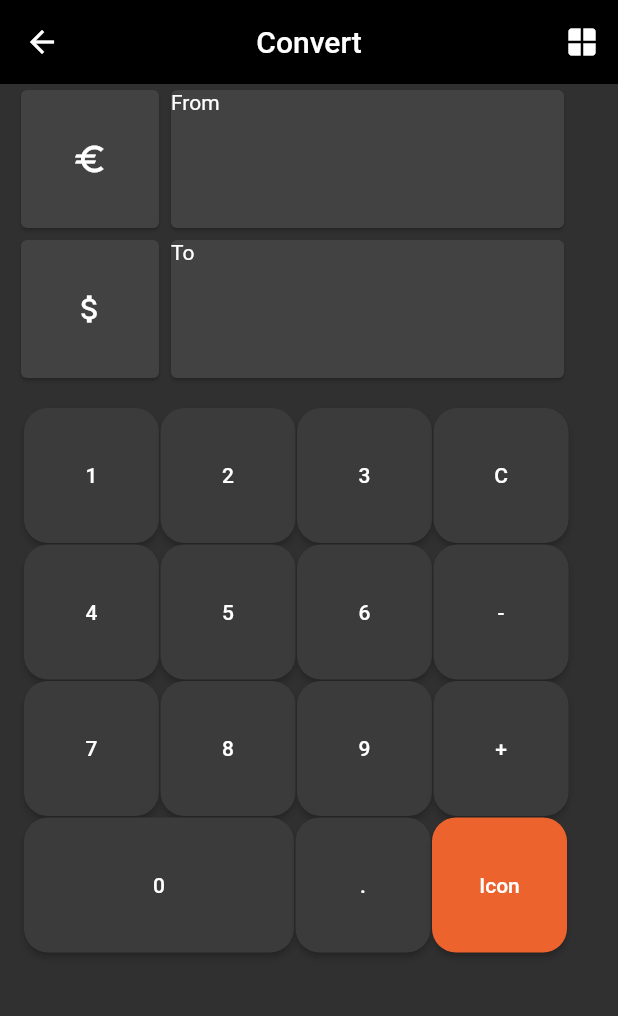
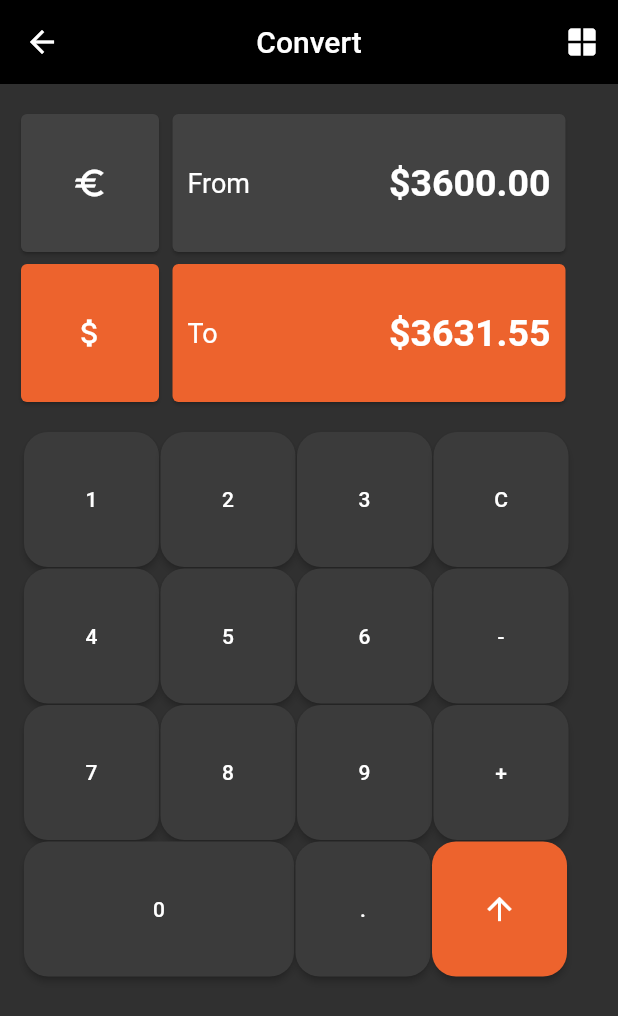
Before and after one commit to VictorBratfisch/flutter_pulsati, a Flutter app: the screen it shows after launch, on a phone screen of 412 x 824 dp. Shown: the top 1016 px of the screen. Run offline on Flutter 3.47's test engine with Material 2 defaults, Android fonts, the phone set to English and light mode, and no system bars.

```diff
--- a/exercicio1/lib/pages/home.dart
+++ b/exercicio1/lib/pages/home.dart
@@ -25,47 +25,92 @@ class HomePage extends StatelessWidget {
       body: Column(
         crossAxisAlignment: CrossAxisAlignment.stretch,
         children: [
-          Container(
-            margin: const EdgeInsets.only(left: 10),
-            child: Row(
-              children: const [
-                SizedBox(
+          Row(
+            children: [
+              const Padding(
+                padding: EdgeInsets.fromLTRB(10, 16, 0, 0),
+                child: SizedBox(
                   width: 100,
                   height: 100,
                   child: Card(
                     child: Icon(Icons.euro),
                   ),
                 ),
-                SizedBox(
+              ),
+              Padding(
+                padding: const EdgeInsets.fromLTRB(1, 16, 0, 0),
+                child: SizedBox(
                   width: 270,
                   height: 100,
                   child: Card(
-                    child: Text('From'),
+                    child: Padding(
+                        padding: const EdgeInsets.fromLTRB(10, 0, 10, 0),
+                        child: Row(
+                          mainAxisAlignment: MainAxisAlignment.spaceBetween,
+                          crossAxisAlignment: CrossAxisAlignment.center,
+                          children: const [
+                            Text(
+                              'From',
+                              style: TextStyle(
+                                fontSize: 18,
+                              ),
+                            ),
+                            Text(
+                              '\$3600.00',
+                              style: TextStyle(
+                                  fontSize: 25, fontWeight: FontWeight.bold),
+                            ),
+                          ],
+                        )),
                   ),
                 ),
-              ],
-            ),
+              ),
+            ],
           ),
-          Container(
-            margin: const EdgeInsets.only(left: 10),
-            child: Row(
-              children: const [
-                SizedBox(
+          Row(
+            children: [
+              const Padding(
+                padding: EdgeInsets.fromLTRB(10, 0, 0, 0),
+                child: SizedBox(
                   width: 100,
                   height: 100,
                   child: Card(
+                    color: Color.fromARGB(255, 237, 99, 45),
                     child: Icon(Icons.attach_money),
                   ),
                 ),
-                SizedBox(
+              ),
+              Padding(
+                padding: const EdgeInsets.fromLTRB(1, 0, 0, 0),
+                child: SizedBox(
                   width: 270,
                   height: 100,
                   child: Card(
-                    child: Text('To'),
+                    color: const Color.fromARGB(255, 237, 99, 45),
+                    child: Padding(
+                      padding: const EdgeInsets.fromLTRB(10, 0, 10, 0),
+                      child: Row(
+                        mainAxisAlignment: MainAxisAlignment.spaceBetween,
+                        crossAxisAlignment: CrossAxisAlignment.center,
+                        children: const [
+                          Text(
+                            'To',
+                            style: TextStyle(
+                              fontSize: 18,
+                            ),
+                          ),
+                          Text(
+                            '\$3631.55',
+                            style: TextStyle(
+                                fontSize: 25, fontWeight: FontWeight.bold),
+                          ),
+                        ],
+                      ),
+                    ),
                   ),
                 ),
-              ],
-            ),
+              ),
+            ],
           ),
           Row(
             children: [
@@ -294,13 +339,13 @@ class HomePage extends StatelessWidget {
                 child: ElevatedButton(
                   onPressed: () {},
                   style: ElevatedButton.styleFrom(
-                    backgroundColor: Color.fromARGB(255, 237, 99, 45),
+                    backgroundColor: const Color.fromARGB(255, 237, 99, 45),
                     shape: RoundedRectangleBorder(
                       borderRadius: BorderRadius.circular(16.0),
                     ),
                     minimumSize: const Size(90, 90),
                   ),
-                  child: const Text('Icon'),
+                  child: const Icon(Icons.arrow_upward),
                 ),
               ),
             ],
```
